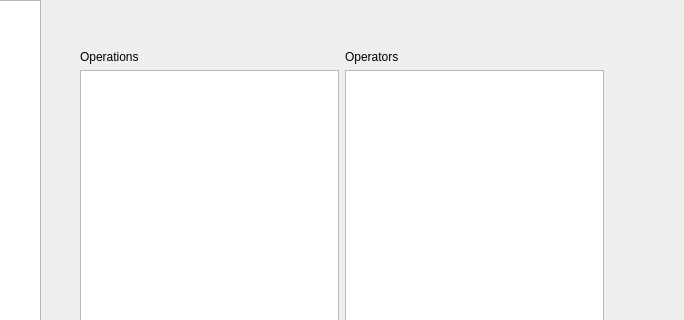
Before: the Qt Designer form mainwindow.ui in Lvuppp/MSISVIT_Labs, drawn with Qt 5; both pictures show x 590 to 1274 and y 0 to 320 of the 1373 by 777 pixel window.
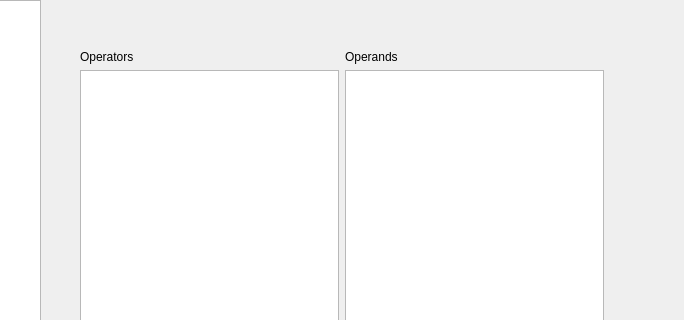
After: the same form once the commit is applied.

Commit message: end lab

Patch:
```diff
--- a/mainwindow.ui
+++ b/mainwindow.ui
@@ -58,7 +58,7 @@
        <item>
         <widget class="QLabel" name="label">
          <property name="text">
-          <string>Operations</string>
+          <string>Operators</string>
          </property>
         </widget>
        </item>
@@ -72,7 +72,7 @@
        <item>
         <widget class="QLabel" name="label_2">
          <property name="text">
-          <string>Operators</string>
+          <string>Operands</string>
          </property>
         </widget>
        </item>
```
The commit also changes 2 other files.
